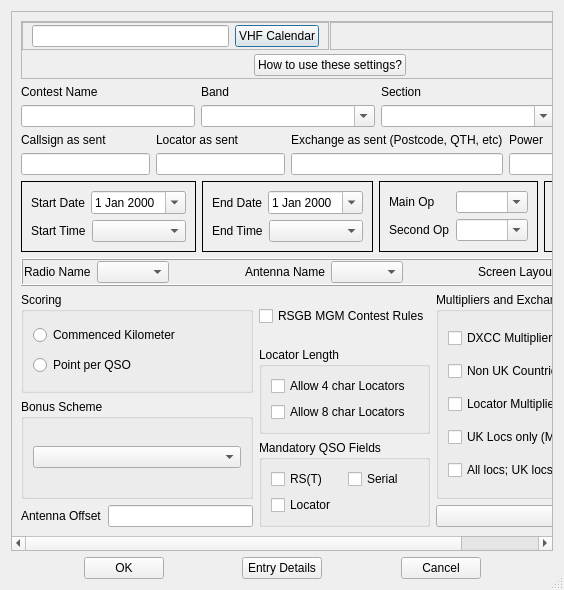
This is mqt/MqtLogger/contestdetails.ui in Rsclub22/Minos2-Mirror as Qt 5 draws it before an edit. The edited form follows.
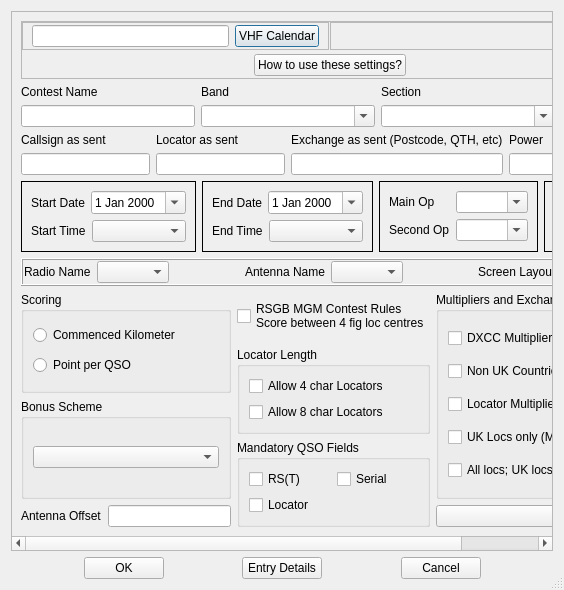
This is the edited form. Custom widgets are drawn as their Qt base class.

Commit message: Allow contest details to be modified even when MGM is set

```diff
--- a/mqt/MqtLogger/contestdetails.ui
+++ b/mqt/MqtLogger/contestdetails.ui
@@ -30,8 +30,8 @@
        <rect>
         <x>0</x>
         <y>0</y>
-        <width>544</width>
-        <height>540</height>
+        <width>599</width>
+        <height>551</height>
        </rect>
       </property>
       <layout class="QVBoxLayout" name="verticalLayout_19">
@@ -744,7 +744,8 @@
            <item>
             <widget class="QCheckBox" name="MGMCheckBox">
              <property name="text">
-              <string>RSGB MGM Contest Rules</string>
+              <string>RSGB MGM Contest Rules
+Score between 4 fig loc centres</string>
              </property>
             </widget>
            </item>
```
The commit also changes 1 other file.
